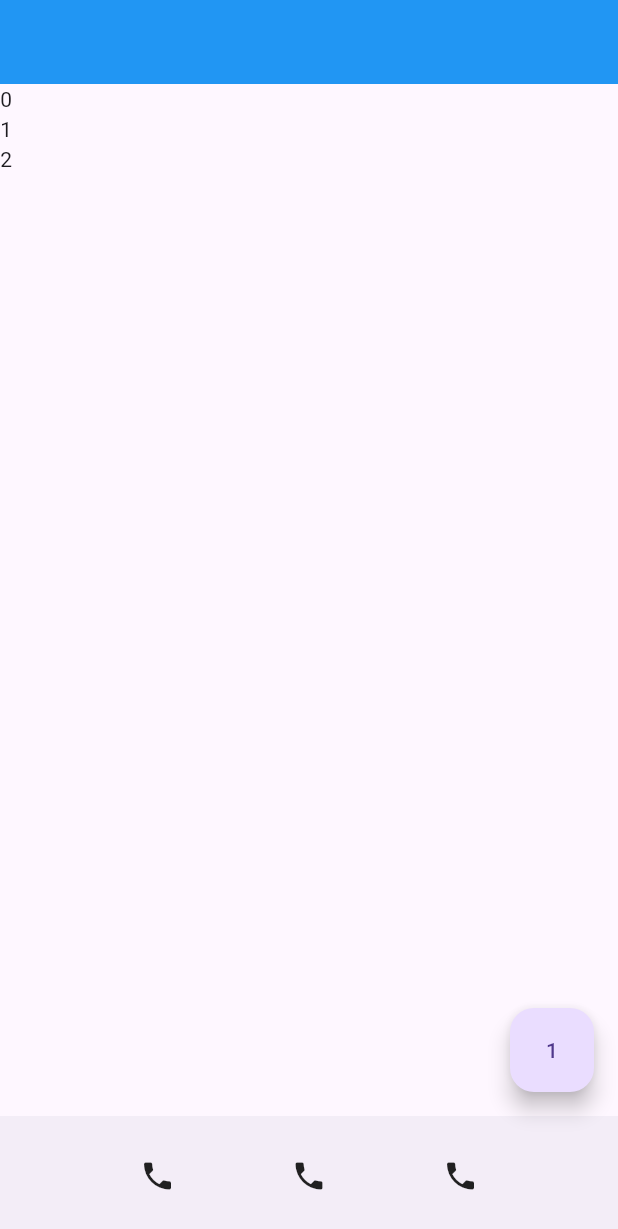
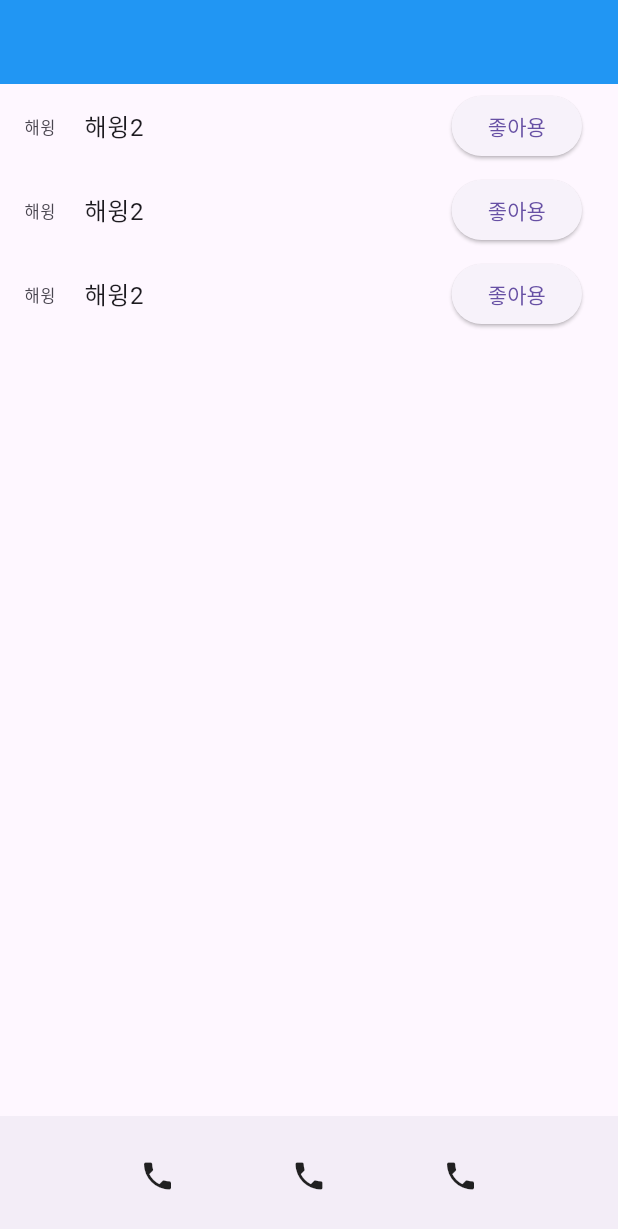
Before and after one commit to 3StarAnchovy/flutter_sample, a Flutter app: the screen it shows after launch, on a phone screen of 412 x 824 dp. Shown: the top 1229 px of the screen. Run offline on Flutter 3.47's test engine with Material 3 defaults, Android fonts, the phone set to English and light mode, and no system bars.

Commit message:
statefule 위젯 만들어보기

```diff
--- a/lib/main.dart
+++ b/lib/main.dart
@@ -1,5 +1,5 @@
 import 'package:flutter/material.dart';
-import 'package:flutter_sample/sample/listview.dart';
+import 'package:flutter_sample/sample/CustomStateful.dart';
 
 void main() {
   runApp(MyApp());
@@ -14,6 +14,7 @@ class MyApp extends StatefulWidget {
 
 class _MyAppState extends State<MyApp> {
   var a = 1;
+  var name = ['해윙', '안녕', '흐잉'];
 
   @override
   Widget build(BuildContext context) {
@@ -24,17 +25,8 @@ class _MyAppState extends State<MyApp> {
         재렌더링 되게하려면 ? state 쓰면 됨
         state는 변하면 state 사용하는 위젯이 자동 재렌더링됨
         */
-        floatingActionButton: FloatingActionButton(
-          child: Text(a.toString()),
-          onPressed: () {
-            setState(() {
-              a++;
-            });
-            print(a);
-          },
-        ),
         appBar: AppBar(backgroundColor: Colors.blue),
-        body: CustomListView(),
+        body: CustomStfWg(),
         bottomNavigationBar: BottomCustomBar(),
       ),
     );
--- /dev/null
+++ b/lib/sample/CustomStateful.dart
@@ -0,0 +1,38 @@
+import 'package:flutter/material.dart';
+
+class CustomStfWg extends StatefulWidget {
+  const CustomStfWg({super.key});
+
+  @override
+  State<CustomStfWg> createState() => _CustomStfWgState();
+}
+
+class _CustomStfWgState extends State<CustomStfWg> {
+  @override
+  Widget build(BuildContext context) {
+    return ListView.builder(
+      itemCount: 3,
+      itemBuilder: (c, i) {
+        return ListTile(
+          leading: Text('해윙'),
+          title: Text('해윙2'),
+          trailing: ElevatedButton(
+            onPressed: () {
+              print('해윙');
+            },
+            child: Text('좋아용'),
+          ),
+        );
+      },
+    );
+  }
+}
+
+/*
+        버튼 눌러도 값 안바뀜 -> 재렌더링 안되서
+        재렌더링 되게하려면 ? state 쓰면 됨
+        state는 변하면 state 사용하는 위젯이 자동 재렌더링됨
+        */
+//state 만드는 두가지 방법
+// 1. state 위젯을 만든다
+// 2. stateful 위젯으로 바꾼다
```
